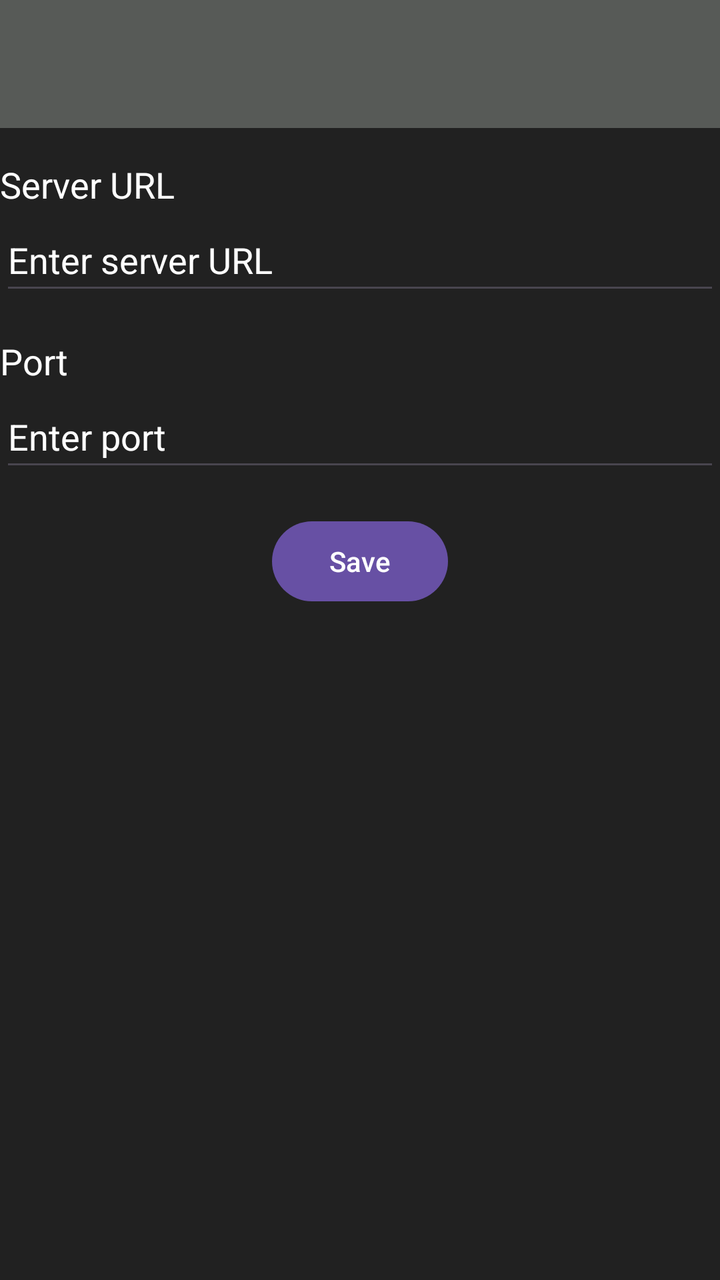
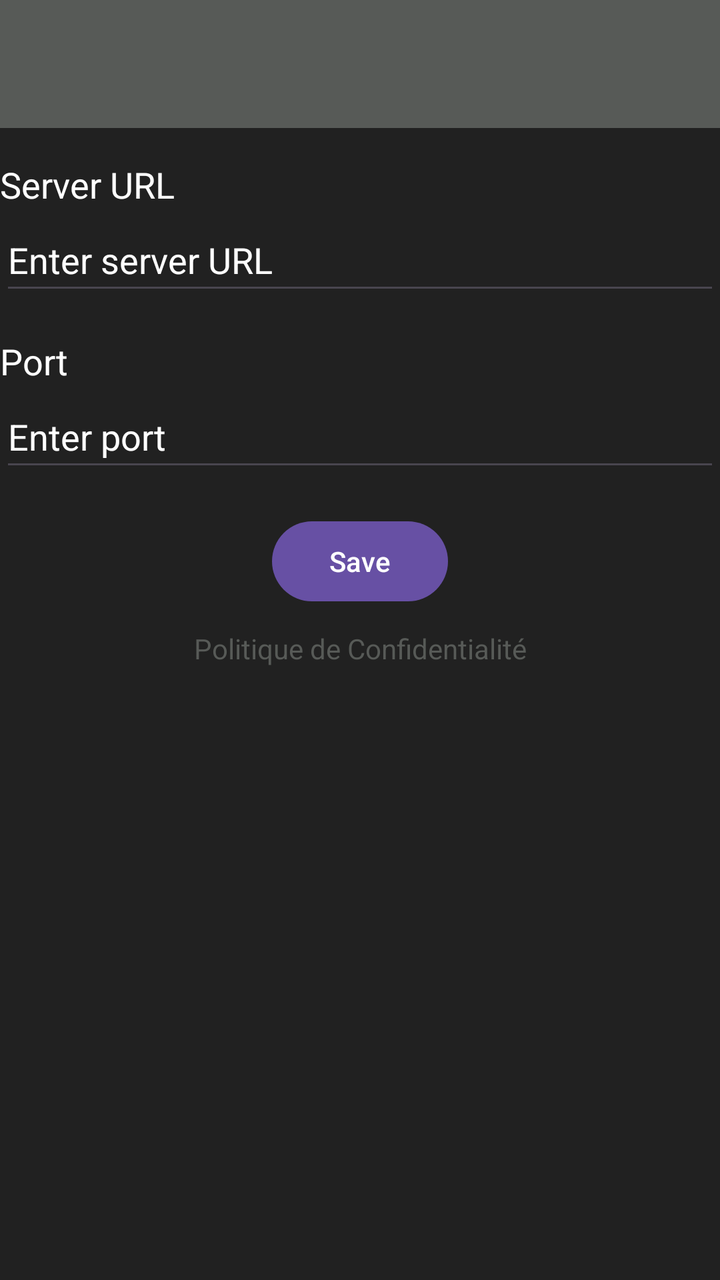

Before-and-after screenshots of an Android layout around one commit, followed by the original layout XML and the change that was made.
<!-- AndroidManifest.xml: application theme Theme.MangaFinder -->
<!-- res/layout/activity_settings.xml -->
<?xml version="1.0" encoding="utf-8"?>
<LinearLayout xmlns:android="http://schemas.android.com/apk/res/android"
    xmlns:app="http://schemas.android.com/apk/res-auto"
    xmlns:tools="http://schemas.android.com/tools"
    android:layout_width="match_parent"
    android:layout_height="match_parent"
    android:orientation="vertical"
    android:background="@color/black"
    tools:context=".reader.MangaViewer">

    <androidx.appcompat.widget.Toolbar
        android:id="@+id/toolbar"
        android:layout_width="match_parent"
        android:layout_height="?attr/actionBarSize"
        android:background="@color/recherche"
        android:theme="@style/ThemeOverlay.AppCompat.Dark.ActionBar"
        app:popupTheme="@style/ThemeOverlay.AppCompat.Light"
        android:layout_marginBottom="16dp" />

    <TextView
        android:layout_width="wrap_content"
        android:layout_height="wrap_content"
        android:text="@string/server_url"
        android:textColor="@color/white"
        android:textSize="18sp" />

    <EditText
        android:id="@+id/server_url"
        android:layout_width="match_parent"
        android:layout_height="wrap_content"
        android:autofillHints=""
        android:hint="@string/enter_server_url"
        android:inputType="textUri"
        android:minHeight="48dp"
        android:textColor="@color/white"
        android:textColorHint="@color/white" />

    <TextView
        android:layout_width="wrap_content"
        android:layout_height="wrap_content"
        android:text="@string/port"
        android:textColor="@color/white"
        android:textSize="18sp"
        android:layout_marginTop="16dp" />

    <EditText
        android:id="@+id/server_port"
        android:layout_width="match_parent"
        android:layout_height="wrap_content"
        android:autofillHints=""
        android:hint="@string/enter_port"
        android:inputType="number"
        android:minHeight="48dp"
        android:textColor="@color/white"
        android:textColorHint="@color/white" />

    <Button
        android:id="@+id/save_button"
        android:layout_width="wrap_content"
        android:layout_height="wrap_content"
        android:text="@string/save"
        android:layout_marginTop="16dp"
        android:layout_gravity="center"/>
</LinearLayout>
<!-- resources referenced by this layout -->
<resources>
  <color name="black">#212121</color>
  <color name="recherche">#575a57</color>
  <color name="white">#FFFFFFFF</color>
  <string name="enter_port">Enter port</string>
  <string name="enter_server_url">Enter server URL</string>
  <string name="port">Port</string>
  <string name="save">Save</string>
  <string name="server_url">Server URL</string>
  <style name="Theme.MangaFinder" parent="Base.Theme.MangaFinder" />
  <style name="Base.Theme.MangaFinder" parent="Theme.Material3.DayNight.NoActionBar">
          
          
      </style>
</resources>

<!-- the commit's change to res/layout/activity_settings.xml (unified diff, before → after) -->
@@ -61,4 +61,16 @@
         android:text="@string/save"
         android:layout_marginTop="16dp"
         android:layout_gravity="center"/>
+
+    <TextView
+        android:id="@+id/textView"
+        android:layout_width="match_parent"
+        android:layout_height="wrap_content"
+        android:layout_marginTop="10dp"
+        android:textAlignment="center"
+        android:textColor="@color/recherche"
+        android:text="@string/privacy_policy"
+        android:autoLink="web"
+        android:linksClickable="true"
+        android:textStyle="underline" />
 </LinearLayout>
<!-- resource entries referenced after the edit -->
@@ -6,6 +6,7 @@
   <string name="enter_port">Enter port</string>
   <string name="enter_server_url">Enter server URL</string>
   <string name="port">Port</string>
+  <string name="privacy_policy">Politique de Confidentialité</string>
   <string name="save">Save</string>
   <string name="server_url">Server URL</string>
   <style name="Theme.MangaFinder" parent="Base.Theme.MangaFinder" />
